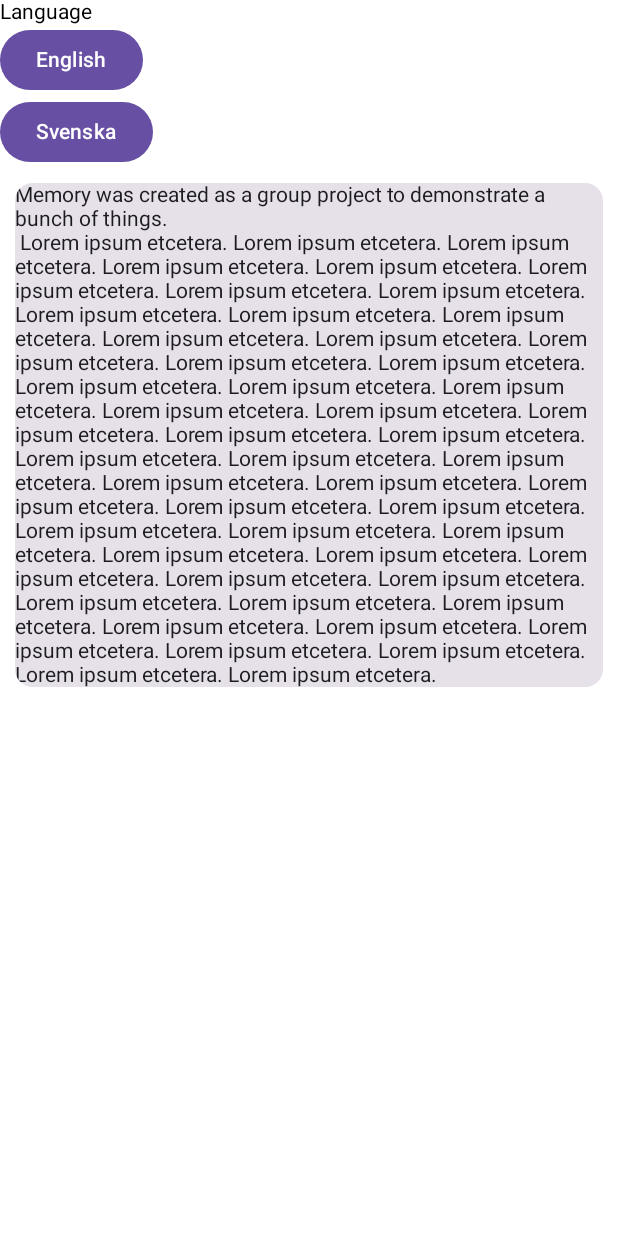
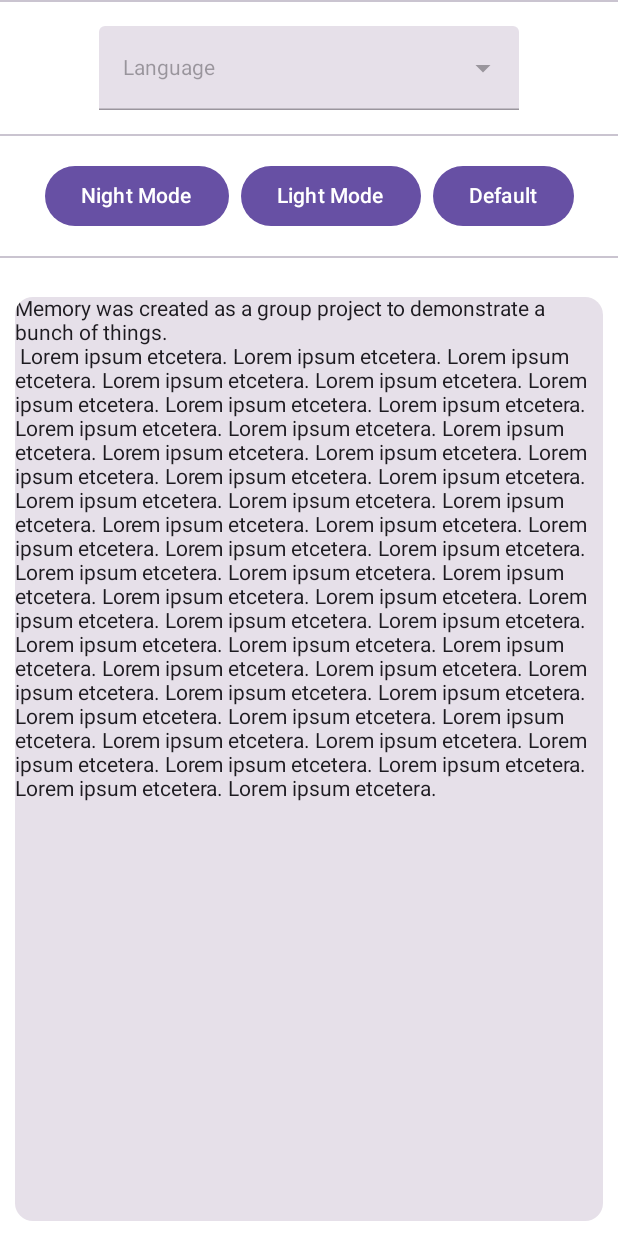
Before and after one commit to krilleellerstoffe/Memory, an Android app built with Jetpack Compose: the @Preview function PreviewSettingsBody, on a phone screen of 412 x 824 dp. Run offline under Robolectric (Android 15) with nearby library versions, the phone set to English and light mode, and no system bars.

Commit message:
Settings screen for localization and dark mode.

```diff
--- a/app/src/main/java/se/mau/al0038/memory/navigation/MemoryNavigation.kt
+++ b/app/src/main/java/se/mau/al0038/memory/navigation/MemoryNavigation.kt
@@ -11,6 +11,7 @@ import se.mau.al0038.memory.data.Difficulty
 import se.mau.al0038.memory.data.Settings
 import se.mau.al0038.memory.ui.GameScreen
 import se.mau.al0038.memory.ui.HighScoreScreen
+import se.mau.al0038.memory.ui.SettingsScreen
 import se.mau.al0038.memory.ui.StartScreen
 
 @Composable
--- a/app/src/main/java/se/mau/al0038/memory/ui/SettingsScreen.kt
+++ b/app/src/main/java/se/mau/al0038/memory/ui/SettingsScreen.kt
@@ -4,16 +4,33 @@ import android.util.Log
 import androidx.appcompat.app.AppCompatDelegate
 import androidx.compose.animation.core.EaseIn
 import androidx.compose.animation.core.tween
+import androidx.compose.foundation.clickable
+import androidx.compose.foundation.layout.Arrangement
+import androidx.compose.foundation.layout.Box
 import androidx.compose.foundation.layout.Column
+import androidx.compose.foundation.layout.Row
+import androidx.compose.foundation.layout.Spacer
+import androidx.compose.foundation.layout.fillMaxWidth
+import androidx.compose.foundation.layout.height
 import androidx.compose.foundation.layout.padding
 import androidx.compose.foundation.rememberScrollState
 import androidx.compose.foundation.verticalScroll
 import androidx.compose.material3.Button
 import androidx.compose.material3.Card
+import androidx.compose.material3.Divider
+import androidx.compose.material3.DropdownMenu
+import androidx.compose.material3.DropdownMenuItem
+import androidx.compose.material3.ExperimentalMaterial3Api
+import androidx.compose.material3.ExposedDropdownMenuDefaults
 import androidx.compose.material3.Scaffold
 import androidx.compose.material3.Text
+import androidx.compose.material3.TextField
 import androidx.compose.runtime.Composable
 import androidx.compose.runtime.LaunchedEffect
+import androidx.compose.runtime.getValue
+import androidx.compose.runtime.mutableStateOf
+import androidx.compose.runtime.remember
+import androidx.compose.runtime.setValue
 import androidx.compose.ui.Modifier
 import androidx.compose.ui.res.stringResource
 import androidx.compose.ui.tooling.preview.Preview
@@ -47,38 +64,116 @@ fun SettingsScreen(
 fun SettingsBody(modifier: Modifier = Modifier) {
     val scrollState = rememberScrollState()
     LaunchedEffect(scrollState) {
-        Log.d("SettingsLaunchedEffect", "Scroll to: ${scrollState.maxValue}")
+        val maxScroll = scrollState.maxValue
+        Log.d("SettingsLaunchedEffect", "Scroll to: $maxScroll")
         scrollState.animateScrollTo(
             scrollState.maxValue,
-            animationSpec = tween(durationMillis = 10000, easing = EaseIn)
+            animationSpec = tween(durationMillis = (maxScroll / 25) * 1000, easing = EaseIn, delayMillis = 1000)
         )
     }
 
     Column(
+        verticalArrangement = Arrangement.Center,
         modifier = modifier
     ) {
-        Text(text = stringResource(id = R.string.languageHeader))
+        Divider()
+        Spacer(modifier = Modifier.height(16.dp))
+        Row(
+            modifier = Modifier.fillMaxWidth(),
+            horizontalArrangement = Arrangement.Center
+        ) {
+            LanguagePicker()
+        }
+        Spacer(modifier = Modifier.height(16.dp))
+        Divider()
+        Spacer(modifier = Modifier.height(16.dp))
+        DarkModeSwitch()
+        Spacer(modifier = Modifier.height(16.dp))
+        Divider()
+        Spacer(modifier = Modifier.height(16.dp))
+        Card(modifier = Modifier
+            .padding(10.dp)
+            .fillMaxWidth()
+            .weight(1f)) {
+            Text(
+                text = stringResource(id = R.string.about),
+                Modifier.verticalScroll(state = scrollState)
+            )
+        }
+    }
+}
+
+@OptIn(ExperimentalMaterial3Api::class)
+@Composable
+fun LanguagePicker() {
     val localeOptions = mapOf(
         R.string.en to "en",
         R.string.sv to "sv"
     ).mapKeys { stringResource(it.key) }
 
+    var expanded by remember { mutableStateOf(false) }
+    Box {
+        TextField(
+            readOnly = true,
+            enabled = false,
+            value = stringResource(R.string.languageHeader),
+            onValueChange = { },
+            trailingIcon = {
+                ExposedDropdownMenuDefaults.TrailingIcon(
+                    expanded = expanded
+                )
+            },
+            modifier = Modifier.clickable {
+                expanded = !expanded
+            }
+        )
+        DropdownMenu(expanded = expanded, onDismissRequest = { expanded = false }) {
             localeOptions.keys.forEach { locale ->
-            Button(
+                Log.d("LanguageList", locale)
+                DropdownMenuItem(
+                    text = { Text(text = locale) },
                     onClick = {
+                        expanded = false
                         AppCompatDelegate.setApplicationLocales(
                             LocaleListCompat.forLanguageTags(localeOptions[locale])
                         )
                     }
-            ) {
-                Text(text = locale)
+                )
+            }
+            DropdownMenuItem(text = { Text(text = stringResource(id = R.string.system_default)) },
+                onClick = {
+                    expanded = false
+                    AppCompatDelegate.setApplicationLocales(
+                        LocaleListCompat.forLanguageTags("")
+                    )
+                })
         }
     }
-        Card(modifier = Modifier.padding(10.dp)) {
-            Text(
-                text = stringResource(id = R.string.about),
-                Modifier.verticalScroll(state = scrollState)
-            )
+}
+
+@Composable
+fun DarkModeSwitch() {
+    Row(
+        modifier = Modifier.fillMaxWidth(),
+        horizontalArrangement = Arrangement.Center
+    ) {
+        Button(
+            onClick = {
+                AppCompatDelegate.setDefaultNightMode(AppCompatDelegate.MODE_NIGHT_YES)
+            }, modifier = Modifier.padding(horizontal = 4.dp)) {
+            Text(text = stringResource(id = R.string.dark_mode))
+        }
+        Button(
+            onClick = {
+                AppCompatDelegate.setDefaultNightMode(AppCompatDelegate.MODE_NIGHT_NO)
+            }, modifier = Modifier.padding(horizontal = 4.dp)) {
+            Text(text = stringResource(id = R.string.light_mode))
+        }
+        Button(
+            onClick = {
+                AppCompatDelegate.setDefaultNightMode(AppCompatDelegate.MODE_NIGHT_FOLLOW_SYSTEM)
+            }, modifier = Modifier.padding(horizontal = 4.dp)) {
+            Text(text = stringResource(id = R.string.system_default))
         }
     }
 }
--- a/app/src/main/res/values/strings.xml
+++ b/app/src/main/res/values/strings.xml
@@ -31,5 +31,7 @@
     Lorem ipsum etcetera. Lorem ipsum etcetera. </string>
     <string name="en" translatable="false">English</string>
     <string name="sv" translatable="false">Svenska</string>
-    <string name="system_default">System Default</string>
+    <string name="system_default" translatable="false">Default</string>
+    <string name="dark_mode">Night Mode</string>
+    <string name="light_mode">Light Mode</string>
 </resources>
```
Also changed, not shown: 1 other file. Lines whose indentation alone changed are shown as unchanged.
